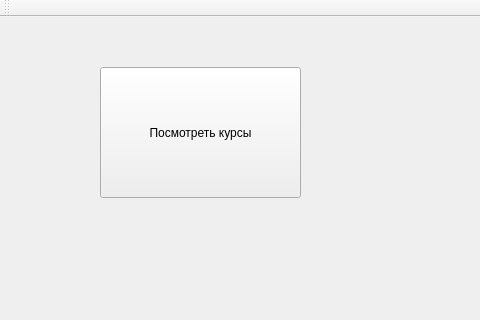
First picture: the form in mainwindow.ui, repository Faridik/Kursbd, before the edit; both pictures show x 0 to 480 and y 0 to 320 of the 800 by 600 pixel window.
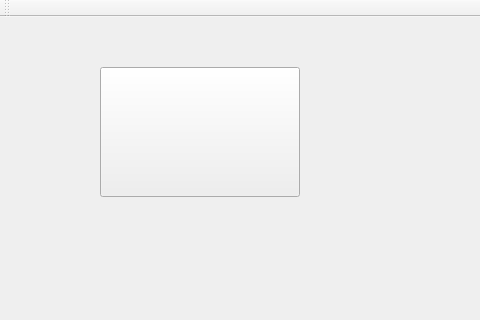
Second picture: the form after the edit.

```diff
--- a/mainwindow.ui
+++ b/mainwindow.ui
@@ -25,12 +25,12 @@
      <rect>
       <x>100</x>
       <y>50</y>
-      <width>201</width>
-      <height>131</height>
+      <width>200</width>
+      <height>130</height>
      </rect>
     </property>
     <property name="text">
-     <string>Посмотреть курсы</string>
+     <string/>
     </property>
    </widget>
    <widget class="QPushButton" name="loginButton">
```
